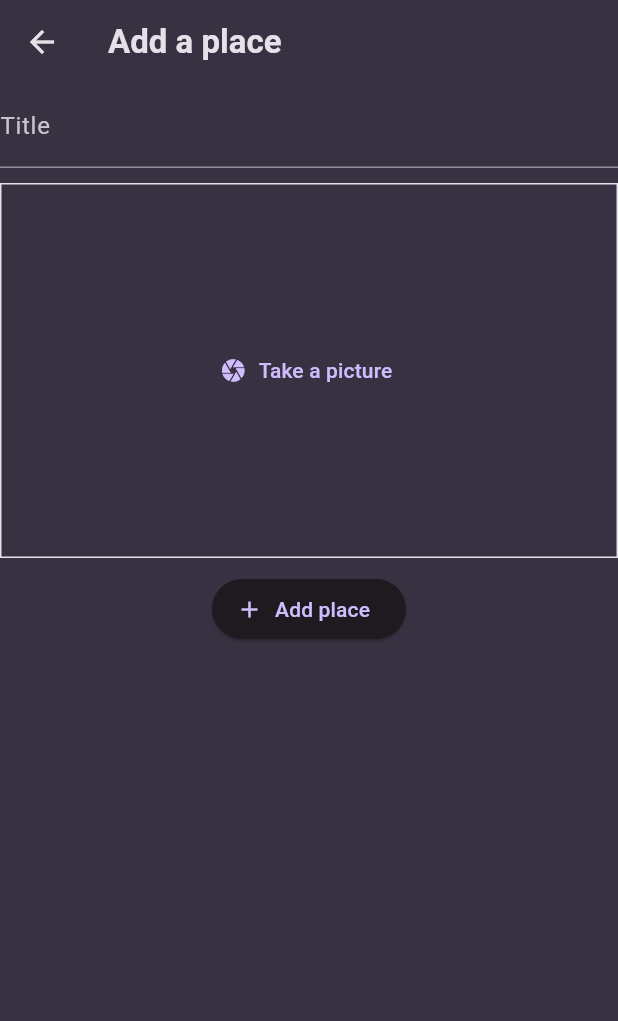
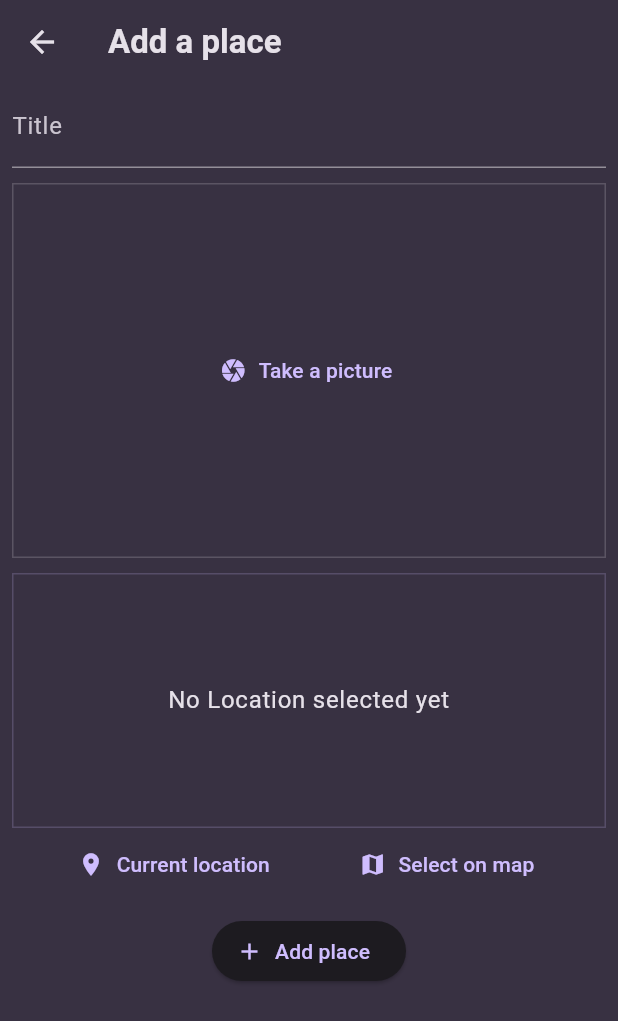
Before and after one commit to gostlite/favourite_places, a Flutter app: the NewPlace screen opened directly, on a phone screen of 412 x 824 dp. Shown: the top 1021 px of the screen. Run offline on Flutter 3.47's test engine with Material 3 defaults, Android fonts, the phone set to English and light mode, and no system bars; our stand-ins replace flutter_riverpod, google_fonts, image_picker, location.

Commit message:
adding the get location functionality and snapshot

```diff
--- a/lib/models/place.dart
+++ b/lib/models/place.dart
@@ -4,9 +4,22 @@ import "package:uuid/uuid.dart";
 
 const uuid = Uuid();
 
+class PlaceLocation {
+  final double latitude;
+  final double longitude;
+  final String address;
+  const PlaceLocation({
+    required this.longitude,
+    required this.latitude,
+    required this.address,
+  });
+}
+
 class Place {
-  Place({required this.title, required this.image}) : id = uuid.v4();
+  Place({required this.title, required this.image, required this.placeLocation})
+      : id = uuid.v4();
   final String id;
   final String title;
   final File image;
+  final PlaceLocation placeLocation;
 }
--- a/lib/provider/place_provider.dart
+++ b/lib/provider/place_provider.dart
@@ -5,8 +5,9 @@ import 'package:flutter_riverpod/flutter_riverpod.dart';
 
 class PlaceNotifier extends StateNotifier<List<Place>> {
   PlaceNotifier() : super([]);
-  void addNewPlace(String title, File image) {
-    final newPlace = Place(title: title, image: image);
+  void addNewPlace(String title, File image, PlaceLocation placeLocation) {
+    final newPlace =
+        Place(title: title, image: image, placeLocation: placeLocation);
     state = [...state, newPlace];
   }
 }
--- a/lib/screens/home.dart
+++ b/lib/screens/home.dart
@@ -1,5 +1,5 @@
-import 'package:favourite_places/components/place_tile.dart';
-import 'package:favourite_places/components/places.dart';
+import 'package:favourite_places/widgets/place_tile.dart';
+import 'package:favourite_places/widgets/places.dart';
 import 'package:favourite_places/provider/place_provider.dart';
 import 'package:favourite_places/screens/new_place.dart';
 import 'package:flutter/material.dart';
--- a/lib/screens/new_place.dart
+++ b/lib/screens/new_place.dart
@@ -1,7 +1,9 @@
 import 'dart:io';
 
-import 'package:favourite_places/components/image_input.dart';
+import 'package:favourite_places/models/place.dart';
+import 'package:favourite_places/widgets/image_input.dart';
 import 'package:favourite_places/provider/place_provider.dart';
+import 'package:favourite_places/widgets/location_input.dart';
 import 'package:flutter/material.dart';
 import 'package:flutter_riverpod/flutter_riverpod.dart';
 
@@ -15,11 +17,16 @@ class NewPlace extends ConsumerStatefulWidget {
 class _NewPlaceState extends ConsumerState<NewPlace> {
   final TextEditingController _place = TextEditingController();
   File? _pickedImage;
+  PlaceLocation? _pickedLocation;
 
   @override
   void dispose() {
     _place.dispose();
     super.dispose();
+  }
+
+  void _getLocation(PlaceLocation pickedLocation) {
+    _pickedLocation = pickedLocation;
   }
 
   @override
@@ -29,12 +36,15 @@ class _NewPlaceState extends ConsumerState<NewPlace> {
         title: const Text("Add a place"),
       ),
       body: SingleChildScrollView(
+        child: Padding(
+          padding: const EdgeInsets.symmetric(horizontal: 8),
           child: Column(
             children: [
               TextField(
                 decoration: const InputDecoration(label: Text("Title")),
                 controller: _place,
-              style: TextStyle(color: Theme.of(context).colorScheme.onSurface),
+                style:
+                    TextStyle(color: Theme.of(context).colorScheme.onSurface),
               ),
               const SizedBox(
                 height: 10,
@@ -47,14 +57,21 @@ class _NewPlaceState extends ConsumerState<NewPlace> {
               const SizedBox(
                 height: 10,
               ),
+              LocationInput(
+                pickLocation: _getLocation,
+              ),
+              const SizedBox(
+                height: 10,
+              ),
               ElevatedButton.icon(
                 onPressed: () {
-                if (_place.text.isEmpty || _pickedImage == null) {
+                  if (_place.text.isEmpty ||
+                      _pickedImage == null ||
+                      _pickedLocation == null) {
                     return;
                   }
-                ref
-                    .read(placeProvider.notifier)
-                    .addNewPlace(_place.text, _pickedImage!);
+                  ref.read(placeProvider.notifier).addNewPlace(
+                      _place.text, _pickedImage!, _pickedLocation!);
                   Navigator.pop(context);
                 },
                 label: const Text("Add place"),
@@ -63,6 +80,7 @@ class _NewPlaceState extends ConsumerState<NewPlace> {
             ],
           ),
         ),
+      ),
     );
   }
 }
--- a/lib/components/image_input.dart
+++ b/lib/widgets/image_input.dart
@@ -52,7 +52,8 @@ class ImageInputState extends State<ImageInput> {
         alignment: Alignment.center,
         decoration: BoxDecoration(
           border: Border.all(
-              width: 1, color: Theme.of(context).colorScheme.onSurface),
+              width: 1,
+              color: Theme.of(context).colorScheme.onSurface.withOpacity(0.2)),
         ),
         child: content);
   }
--- /dev/null
+++ b/lib/widgets/location_input.dart
@@ -0,0 +1,134 @@
+import 'dart:convert';
+
+import 'package:favourite_places/models/place.dart';
+import 'package:flutter/material.dart';
+import 'package:location/location.dart';
+import "package:http/http.dart" as http;
+
+class LocationInput extends StatefulWidget {
+  final void Function(PlaceLocation placeLocation) pickLocation;
+  const LocationInput({required this.pickLocation, super.key});
+
+  @override
+  State<LocationInput> createState() => _LocationInputState();
+}
+
+class _LocationInputState extends State<LocationInput> {
+  PlaceLocation? _pickedLocation;
+  bool _isGettingLocation = false;
+  Location location = Location();
+  void _getCurrentLocation() async {
+    Location location = Location();
+
+    bool serviceEnabled;
+    PermissionStatus permissionGranted;
+    LocationData locationData;
+
+    serviceEnabled = await location.serviceEnabled();
+    if (!serviceEnabled) {
+      serviceEnabled = await location.requestService();
+      if (!serviceEnabled) {
+        return;
+      }
+    }
+
+    permissionGranted = await location.hasPermission();
+    if (permissionGranted == PermissionStatus.denied) {
+      permissionGranted = await location.requestPermission();
+      if (permissionGranted != PermissionStatus.granted) {
+        return;
+      }
+    }
+    setState(() {
+      _isGettingLocation = true;
+    });
+
+    locationData = await location.getLocation();
+    final lng = locationData.longitude;
+    final lat = locationData.latitude;
+    if (lat == null || lng == null) {
+      return;
+    }
+    final url = Uri.parse(
+        "https://geocode.maps.co/reverse?lat=$lat&lon=$lng&api_key=670afe13c0f61190453840hcd67f8ee");
+    final response = await http.get(url);
+    final rspData = json.decode(response.body);
+    final address =
+        "${rspData["address"]['building']} ${rspData["address"]['road']}, ${rspData["address"]['state']}, ${rspData["address"]['country_code']}";
+    print(address);
+
+    setState(() {
+      _pickedLocation =
+          PlaceLocation(longitude: lng, latitude: lat, address: address);
+      _isGettingLocation = false;
+    });
+    widget.pickLocation(_pickedLocation!);
+
+    // print(locationData.latitude);
+    // print(locationData.longitude);
+  }
+
+  String get locationImage {
+    if (_pickedLocation == null) {
+      return "";
+    }
+
+    final lat = _pickedLocation!.latitude;
+    final lng = _pickedLocation!.longitude;
+    return "https://maps.geoapify.com/v1/staticmap?style=osm-bright&width=600&height=400&center=lonlat:$lng,$lat&zoom=11.5617&scaleFactor=2&apiKey=62fa5664709346f1a1ddfed3094a4463";
+  }
+
+  @override
+  Widget build(BuildContext context) {
+    Widget previewContent = Text(
+      "No Location selected yet",
+      textAlign: TextAlign.center,
+      style: Theme.of(context)
+          .textTheme
+          .bodyLarge!
+          .copyWith(color: Theme.of(context).colorScheme.onSurface),
+    );
+    if (_pickedLocation != null) {
+      previewContent = Image.network(
+        locationImage,
+        fit: BoxFit.cover,
+        width: double.infinity,
+        height: double.infinity,
+      );
+    }
+
+    if (_isGettingLocation) {
+      previewContent = const CircularProgressIndicator();
+    }
+    return Column(
+      children: [
+        Container(
+            height: 170,
+            width: double.infinity,
+            alignment: Alignment.center,
+            decoration: BoxDecoration(
+              border: Border.all(
+                  width: 1,
+                  color:
+                      Theme.of(context).colorScheme.primary.withOpacity(0.2)),
+            ),
+            child: previewContent),
+        Row(
+          mainAxisAlignment: MainAxisAlignment.spaceEvenly,
+          children: [
+            TextButton.icon(
+              icon: const Icon(Icons.location_on),
+              onPressed: _getCurrentLocation,
+              label: const Text("Current location"),
+            ),
+            TextButton.icon(
+              icon: const Icon(Icons.map),
+              onPressed: () {},
+              label: const Text("Select on map"),
+            ),
+          ],
+        ),
+      ],
+    );
+  }
+}
--- a/lib/components/places.dart
+++ b/lib/widgets/places.dart
@@ -1,4 +1,4 @@
-import 'package:favourite_places/components/place_tile.dart';
+import 'package:favourite_places/widgets/place_tile.dart';
 import 'package:favourite_places/models/place.dart';
 import 'package:favourite_places/screens/places_details_screen.dart';
 import 'package:flutter/material.dart';
--- a/pubspec.yaml
+++ b/pubspec.yaml
@@ -39,6 +39,8 @@ dependencies:
   flutter_riverpod: ^2.5.1
   uuid: ^4.5.1
   image_picker: ^1.1.2
+  location: ^6.0.2
+  http: ^1.2.2
 
 dev_dependencies:
   flutter_test:
```
Also changed, not shown: lib/widgets/place_tile.dart (renamed from lib/components/place_tile.dart, +7 -0 lines), pubspec.lock, 6 other files. Lines whose indentation alone changed are shown as unchanged.
